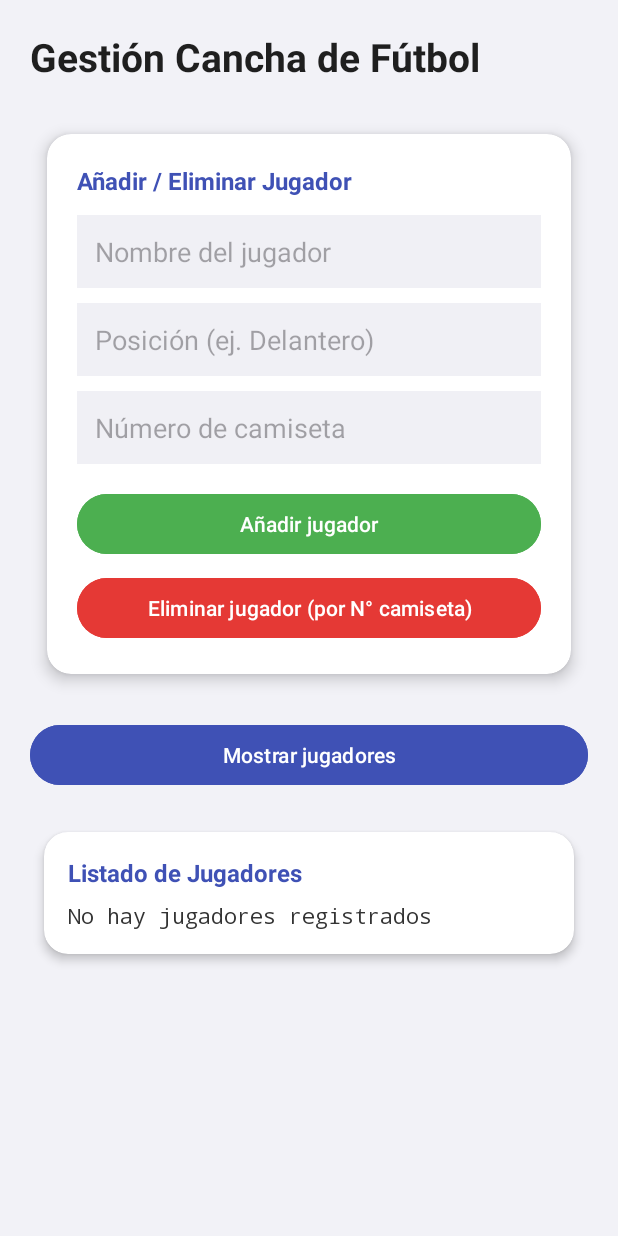
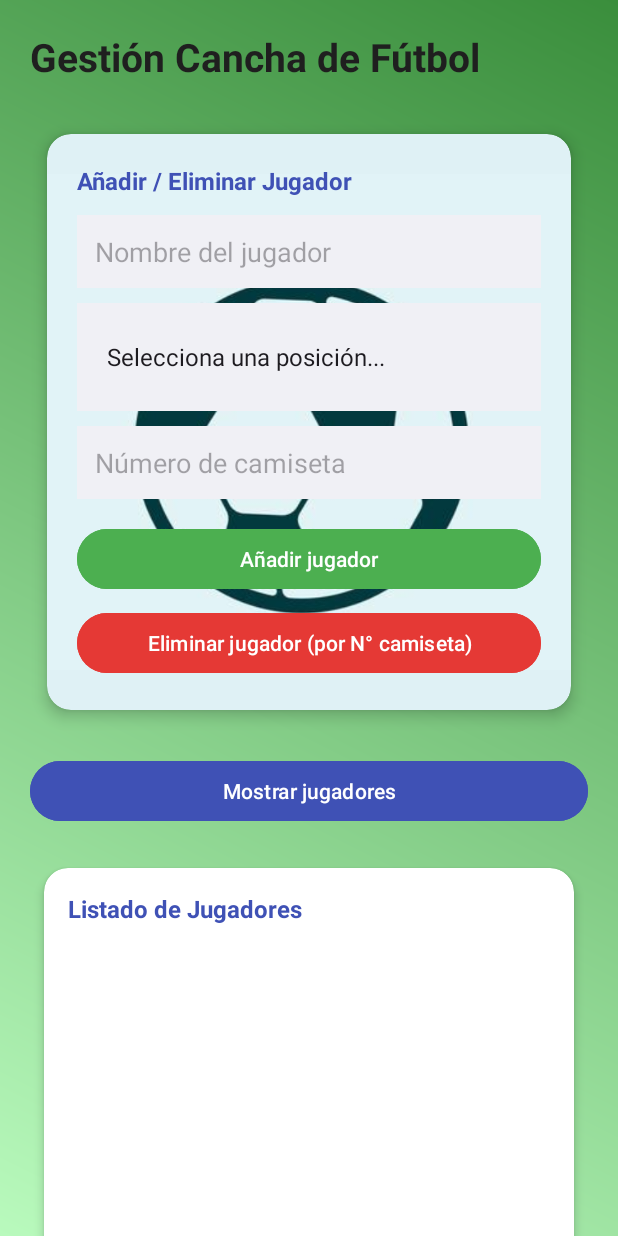
Before and after one commit to XrStarTea/EPE3_Apps_Moviles, an Android app: the Home_act screen opened directly, with no data from a screen before it, after a tap on "Mostrar jugadores", on a phone screen of 412 x 824 dp. Run offline under Robolectric (Android 15) with nearby library versions, the phone set to English and light mode, and no system bars; 3 other taps on this screen came first.

Commit message:
Commit sin titulo, se arreglaron algunas cosas y ajustamos algunas cosas

```diff
--- a/app/src/main/java/Models/JugadorFormatter.java
+++ /dev/null
@@ -1,22 +0,0 @@
-package Models;
-
-import java.util.List;
-
-public class JugadorFormatter {
-
-    // Construye la tabla visual formateada para mostrar en el TextView monoespaciado
-    public static String formatearLista(List<Jugador> jugadores) {
-        if (jugadores == null || jugadores.isEmpty()) {
-            return "No hay jugadores registrados";
-        }
-
-        StringBuilder sb = new StringBuilder();
-        for (Jugador j : jugadores) {
-            sb.append("ID: ").append(j.getId())
-                    .append(" | #").append(j.getNumeroCamiseta())
-                    .append(" | ").append(j.getNombre())
-                    .append(" (").append(j.getPosicion()).append(")\n");
-        }
-        return sb.toString();
-    }
-}
--- a/app/src/main/java/com/example/sqlite_project_complete/Home_act.java
+++ b/app/src/main/java/com/example/sqlite_project_complete/Home_act.java
@@ -1,32 +1,36 @@
 package com.example.sqlite_project_complete;
 
 import android.os.Bundle;
+import android.widget.ArrayAdapter;
 import android.widget.Button;
 import android.widget.EditText;
-import android.widget.TextView;
+import android.widget.ListView;
+import android.widget.Spinner;
 import android.widget.Toast;
-
 import androidx.appcompat.app.AppCompatActivity;
-
+import java.util.ArrayList;
 import java.util.List;
-
 import Models.Jugador;
+import Models.JugadorAdapter;
 import Models.JugadorDAO;
-import Models.JugadorFormatter;
 
 public class Home_act extends AppCompatActivity {
-
-    EditText etNombreJugador, etPosicionJugador, etNumeroCamiseta;
-    TextView tvList;
+    // Declaramos los componentes de la interfaz
+    EditText etNombreJugador, etNumeroCamiseta;
+    Spinner spPosicionJugador;
+    ListView tvList;
     JugadorDAO jugadorDAO;
+    List<Jugador> listaJugadores;
+    JugadorAdapter adapter;
+    ArrayAdapter<String> spinnerAdapter;
 
     @Override
     protected void onCreate(Bundle savedInstanceState) {
         super.onCreate(savedInstanceState);
         setContentView(R.layout.activity_home);
-
+        //Llamamos a los componentes de la interfaz, buscandolas por el id
         etNombreJugador   = findViewById(R.id.etNombreJugador);
-        etPosicionJugador = findViewById(R.id.etPosicionJugador);
+        spPosicionJugador = findViewById(R.id.spPosicionJugador);
         etNumeroCamiseta  = findViewById(R.id.etNumeroCamiseta);
         tvList            = findViewById(R.id.tvList);
 
@@ -34,40 +38,61 @@ public class Home_act extends AppCompatActivity {
         Button btnShow   = findViewById(R.id.btnShow);
         Button btnDelete = findViewById(R.id.btnDelete);
 
+        // Declaramos los valores que estaran dentro del Spinner
+        String[] posiciones = {
+                "Selecciona una posición...",
+                "Portero",
+                "Defensa",
+                "Mediocampista",
+                "Delantero"
+        };
+        //Creamos adaptador con la lista de posiciones
+        spinnerAdapter = new ArrayAdapter<>(this, android.R.layout.simple_spinner_dropdown_item, posiciones);
+        spPosicionJugador.setAdapter(spinnerAdapter); //conectamos al menu desplegable
+
+        // Iniciamos DAO y ListView
         jugadorDAO = new JugadorDAO(this);
+        listaJugadores = new ArrayList<>();
+        adapter = new JugadorAdapter(this, listaJugadores);
+        tvList.setAdapter(adapter);
 
-        // ---------- AÑADIR JUGADOR ----------
+        // añadimos jugadores
         btnAdd.setOnClickListener(v -> {
             String nombre = etNombreJugador.getText().toString().trim();
-            String posicion = etPosicionJugador.getText().toString().trim();
+            String posicion = spPosicionJugador.getSelectedItem().toString();
             String camisetaStr = etNumeroCamiseta.getText().toString().trim();
 
-            if (nombre.isEmpty() || posicion.isEmpty() || camisetaStr.isEmpty()) {
-                Toast.makeText(this, "Completa todos los campos", Toast.LENGTH_SHORT).show();
+            if (nombre.isEmpty() || camisetaStr.isEmpty() || spPosicionJugador.getSelectedItemPosition() == 0) {
+                Toast.makeText(this, "Completa el nombre, camiseta y selecciona una posición", Toast.LENGTH_SHORT).show();
                 return;
-            }
+            } //Error donde faltan camposs para llenar
 
             int numeroCamiseta = Integer.parseInt(camisetaStr);
             Jugador nuevo = new Jugador(nombre, posicion, numeroCamiseta);
             long r = jugadorDAO.insertarJugador(nuevo);
 
             if (r != -1) {
-                Toast.makeText(this, "Jugador añadido", Toast.LENGTH_SHORT).show();
+                Toast.makeText(this, "Jugador añadido a la cancha", Toast.LENGTH_SHORT).show();
                 etNombreJugador.setText("");
-                etPosicionJugador.setText("");
+                spPosicionJugador.setSelection(0);
                 etNumeroCamiseta.setText("");
             } else {
                 Toast.makeText(this, "Ese número de camiseta ya existe", Toast.LENGTH_SHORT).show();
             }
         });
 
-        // ---------- MOSTRAR JUGADORES ----------
+        // mostramos los jugadores en el tv list
         btnShow.setOnClickListener(v -> {
-            List<Jugador> jugadores = jugadorDAO.listarJugadores();
-            tvList.setText(JugadorFormatter.formatearLista(jugadores));
+            listaJugadores.clear();
+            listaJugadores.addAll(jugadorDAO.listarJugadores());
+            adapter.notifyDataSetChanged();
+
+            if (listaJugadores.isEmpty()) {
+                Toast.makeText(this, "No hay jugadores registrados", Toast.LENGTH_SHORT).show();
+            } //eror por si en el string de jugadores no hay ninguno, avisando con un texto
         });
 
-        // ---------- ELIMINAR JUGADOR ----------
+        // eliminar jugadores
         btnDelete.setOnClickListener(v -> {
             String camisetaStr = etNumeroCamiseta.getText().toString().trim();
             if (camisetaStr.isEmpty()) {
@@ -81,11 +106,26 @@ public class Home_act extends AppCompatActivity {
             if (filas > 0) {
                 Toast.makeText(this, "Jugador eliminado", Toast.LENGTH_SHORT).show();
                 etNombreJugador.setText("");
-                etPosicionJugador.setText("");
+                spPosicionJugador.setSelection(0);
                 etNumeroCamiseta.setText("");
+                listaJugadores.clear();
+                listaJugadores.addAll(jugadorDAO.listarJugadores());
+                adapter.notifyDataSetChanged();
             } else {
                 Toast.makeText(this, "No existe un jugador con esa camiseta", Toast.LENGTH_SHORT).show();
             }
         });
+
+        // Al tocar un jugador de la lista, carga sus datos arriba
+        tvList.setOnItemClickListener((parent, view, position, id) -> {
+            Jugador seleccionado = listaJugadores.get(position);
+            etNombreJugador.setText(seleccionado.getNombre());
+            etNumeroCamiseta.setText(String.valueOf(seleccionado.getNumeroCamiseta()));
+
+            int spinnerPos = spinnerAdapter.getPosition(seleccionado.getPosicion());
+            if (spinnerPos >= 0) {
+                spPosicionJugador.setSelection(spinnerPos);
+            }
+        });
     }
 }
--- a/app/src/main/java/com/example/sqlite_project_complete/MainActivity.java
+++ b/app/src/main/java/com/example/sqlite_project_complete/MainActivity.java
@@ -24,8 +24,7 @@ public class MainActivity extends AppCompatActivity {
         Button btnLogin = findViewById(R.id.btnLogin);
         DatabaseHelper helper = new DatabaseHelper(this);
 
-
-        // LOGIN:Desde la Base de datos
+        // Login Desde la Base de datos
 
         btnLogin.setOnClickListener(v -> {
 
--- /dev/null
+++ b/app/src/main/res/drawable/background_gestionador.xml
@@ -0,0 +1,6 @@
+<shape xmlns:android="http://schemas.android.com/apk/res/android">
+    <gradient
+        android:startColor="#B9FABD"
+        android:endColor="#3A8E3C"
+        android:angle="45"/>
+</shape>
--- a/app/src/main/res/layout/activity_home.xml
+++ b/app/src/main/res/layout/activity_home.xml
@@ -4,7 +4,7 @@
     android:id="@+id/main"
     android:layout_width="match_parent"
     android:layout_height="match_parent"
-    android:background="#F2F2F7"
+    android:background="@drawable/background_gestionador"
     android:fillViewport="true">
 
     <LinearLayout
@@ -17,20 +17,26 @@
         <TextView
             android:layout_width="match_parent"
             android:layout_height="wrap_content"
+            android:layout_marginBottom="20dp"
             android:text="Gestión Cancha de Fútbol"
             android:textColor="#1F1F1F"
             android:textSize="26sp"
-            android:textStyle="bold"
-            android:layout_marginBottom="20dp"/>
+            android:textStyle="bold" />
 
         <!-- Tarjeta del formulario -->
         <androidx.cardview.widget.CardView
             android:layout_width="match_parent"
-            android:layout_height="wrap_content"
+            android:layout_height="412dp"
+            app:cardBackgroundColor="#DFF1F5"
             app:cardCornerRadius="16dp"
             app:cardElevation="6dp"
-            app:cardBackgroundColor="#FFFFFF"
             app:cardUseCompatPadding="true">
+
+            <ImageView
+                android:id="@+id/imageView"
+                android:layout_width="wrap_content"
+                android:layout_height="wrap_content"
+                app:srcCompat="@drawable/pelota" />
 
             <LinearLayout
                 android:layout_width="match_parent"
@@ -41,58 +47,58 @@
                 <TextView
                     android:layout_width="wrap_content"
                     android:layout_height="wrap_content"
+                    android:layout_marginBottom="12dp"
                     android:text="Añadir / Eliminar Jugador"
                     android:textColor="#3F51B5"
-                    android:textStyle="bold"
                     android:textSize="16sp"
-                    android:layout_marginBottom="12dp"/>
+                    android:textStyle="bold" />
 
                 <EditText
                     android:id="@+id/etNombreJugador"
                     android:layout_width="match_parent"
                     android:layout_height="wrap_content"
+                    android:background="#F0F0F5"
                     android:hint="Nombre del jugador"
                     android:inputType="textPersonName"
-                    android:padding="12dp"
-                    android:background="#F0F0F5"/>
+                    android:padding="12dp" />
 
-                <EditText
-                    android:id="@+id/etPosicionJugador"
+                <Spinner
+                    android:id="@+id/spPosicionJugador"
                     android:layout_width="match_parent"
                     android:layout_height="wrap_content"
                     android:layout_marginTop="10dp"
+                    android:background="#F0F0F5"
                     android:hint="Posición (ej. Delantero)"
                     android:inputType="text"
-                    android:padding="12dp"
-                    android:background="#F0F0F5"/>
+                    android:padding="12dp" />
 
                 <EditText
                     android:id="@+id/etNumeroCamiseta"
                     android:layout_width="match_parent"
                     android:layout_height="wrap_content"
                     android:layout_marginTop="10dp"
+                    android:background="#F0F0F5"
                     android:hint="Número de camiseta"
                     android:inputType="number"
-                    android:padding="12dp"
-                    android:background="#F0F0F5"/>
+                    android:padding="12dp" />
 
                 <Button
                     android:id="@+id/btnAdd"
                     android:layout_width="match_parent"
                     android:layout_height="wrap_content"
                     android:layout_marginTop="16dp"
+                    android:backgroundTint="#4CAF50"
                     android:text="Añadir jugador"
-                    android:textColor="#FFFFFF"
-                    android:backgroundTint="#4CAF50"/>
+                    android:textColor="#FFFFFF" />
 
                 <Button
                     android:id="@+id/btnDelete"
                     android:layout_width="match_parent"
                     android:layout_height="wrap_content"
                     android:layout_marginTop="8dp"
+                    android:backgroundTint="#E53935"
                     android:text="Eliminar jugador (por N° camiseta)"
-                    android:textColor="#FFFFFF"
-                    android:backgroundTint="#E53935"/>
+                    android:textColor="#FFFFFF" />
             </LinearLayout>
         </androidx.cardview.widget.CardView>
 
@@ -131,15 +137,13 @@
                     android:textSize="16sp"
                     android:layout_marginBottom="8dp"/>
 
-                <TextView
+                <ListView
                     android:id="@+id/tvList"
                     android:layout_width="match_parent"
-                    android:layout_height="wrap_content"
-                    android:text="Aún no se han cargado jugadores"
-                    android:textColor="#333333"
-                    android:textSize="14sp"
-                    android:fontFamily="monospace"
-                    android:lineSpacingExtra="4dp"/>
+                    android:layout_height="260dp"
+                    android:nestedScrollingEnabled="true"
+                    android:divider="#E0E0E0"
+                    android:dividerHeight="1dp"/>
             </LinearLayout>
         </androidx.cardview.widget.CardView>
 
```
Also changed, not shown: app/src/main/java/Models/JugadorAdapter.java (added, +44 -0 lines), app/src/main/res/drawable/pelota.png (added).
